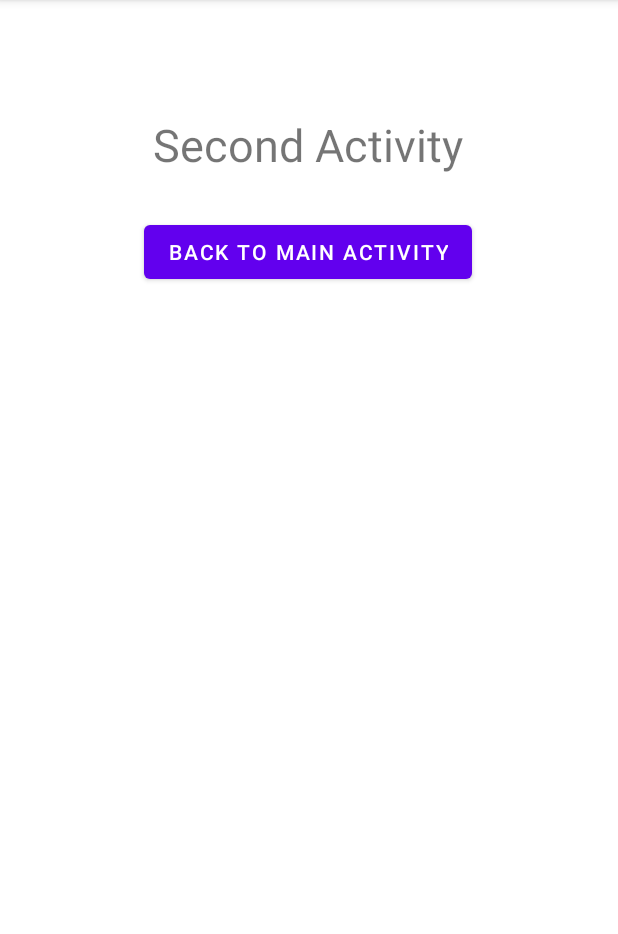
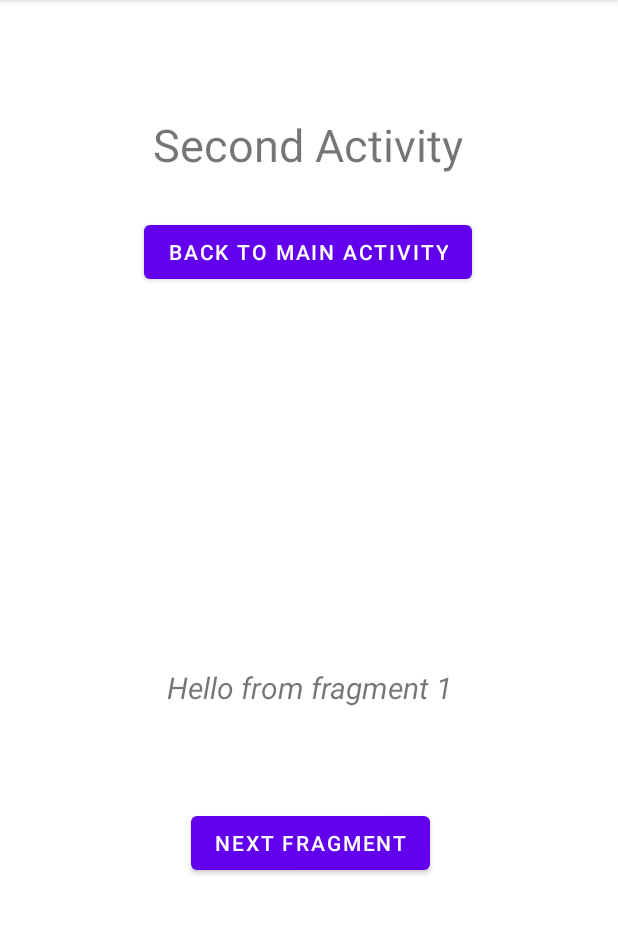
Before and after one commit to kuzmanovb/Android_Development_With_Kotlin, an Android app: the screen it shows after launch (SecondActivity), after a tap on "NEXT ACTIVITY", on a phone screen of 412 x 824 dp, the part 84-1018 px from its top. Run offline under Robolectric (Android 15) with nearby library versions, the phone set to English and light mode, and no system bars.

Commit message:
Add first fragment

```diff
--- a/HomeworkNavigationAndLifecycle/app/build.gradle
+++ b/HomeworkNavigationAndLifecycle/app/build.gradle
@@ -41,6 +41,9 @@ dependencies {
     implementation 'androidx.appcompat:appcompat:1.5.1'
     implementation 'com.google.android.material:material:1.6.1'
     implementation 'androidx.constraintlayout:constraintlayout:2.1.4'
+    implementation 'androidx.legacy:legacy-support-v4:1.0.0'
+    implementation 'androidx.lifecycle:lifecycle-livedata-ktx:2.5.1'
+    implementation 'androidx.lifecycle:lifecycle-viewmodel-ktx:2.5.1'
     testImplementation 'junit:junit:4.13.2'
     androidTestImplementation 'androidx.test.ext:junit:1.1.3'
     androidTestImplementation 'androidx.test.espresso:espresso-core:3.4.0'
--- /dev/null
+++ b/HomeworkNavigationAndLifecycle/app/src/main/java/com/example/homeworknavigationandlifecycle/FirstFragment.kt
@@ -0,0 +1,30 @@
+package com.example.homeworknavigationandlifecycle
+
+import androidx.lifecycle.ViewModelProvider
+import android.os.Bundle
+import androidx.fragment.app.Fragment
+import android.view.LayoutInflater
+import android.view.View
+import android.view.ViewGroup
+import com.example.homeworknavigationandlifecycle.databinding.FragmentFirstBinding
+
+class FirstFragment : Fragment() {
+
+    private lateinit var binding: FragmentFirstBinding
+
+    override fun onCreateView(
+        inflater: LayoutInflater,
+        container: ViewGroup?,
+        savedInstanceState: Bundle?
+    ): View? {
+
+        binding = FragmentFirstBinding.inflate(inflater, container, false)
+        return binding.root
+    }
+
+    override fun onViewCreated(view: View, savedInstanceState: Bundle?) {
+        super.onViewCreated(view, savedInstanceState)
+
+    }
+
+}
--- a/HomeworkNavigationAndLifecycle/app/src/main/res/layout/activity_second.xml
+++ b/HomeworkNavigationAndLifecycle/app/src/main/res/layout/activity_second.xml
@@ -27,4 +27,18 @@
         app:layout_constraintHorizontal_bias="0.498"
         app:layout_constraintStart_toStartOf="parent"
         app:layout_constraintTop_toTopOf="parent" />
+
+    <androidx.fragment.app.FragmentContainerView
+        android:id="@+id/fragmentContainerView"
+        android:name="com.example.homeworknavigationandlifecycle.FirstFragment"
+        android:layout_width="413dp"
+        android:layout_height="375dp"
+        android:layout_marginTop="304dp"
+        app:layout_constraintEnd_toEndOf="parent"
+        app:layout_constraintHorizontal_bias="0.5"
+        app:layout_constraintStart_toStartOf="parent"
+        app:layout_constraintTop_toTopOf="parent"
+        tools:layout="@layout/fragment_first" />
+
+
 </androidx.constraintlayout.widget.ConstraintLayout>
--- /dev/null
+++ b/HomeworkNavigationAndLifecycle/app/src/main/res/layout/fragment_first.xml
@@ -0,0 +1,34 @@
+<?xml version="1.0" encoding="utf-8"?>
+<androidx.constraintlayout.widget.ConstraintLayout xmlns:android="http://schemas.android.com/apk/res/android"
+    xmlns:app="http://schemas.android.com/apk/res-auto"
+    xmlns:tools="http://schemas.android.com/tools"
+    android:id="@+id/frameLayout"
+    android:layout_width="match_parent"
+    android:layout_height="match_parent"
+    tools:context=".FirstFragment">
+
+    <TextView
+        android:id="@+id/textView"
+        android:layout_width="wrap_content"
+        android:layout_height="wrap_content"
+        android:layout_marginBottom="207dp"
+        android:text="Hello from fragment 1"
+        android:textSize="20sp"
+        android:textStyle="italic"
+        app:layout_constraintBottom_toBottomOf="parent"
+        app:layout_constraintEnd_toEndOf="parent"
+        app:layout_constraintHorizontal_bias="0.5"
+        app:layout_constraintStart_toStartOf="parent" />
+
+    <Button
+        android:id="@+id/button_next_fragment"
+        android:layout_width="wrap_content"
+        android:layout_height="wrap_content"
+        android:layout_marginBottom="93dp"
+        android:text="Next fragment"
+        app:layout_constraintBottom_toBottomOf="parent"
+        app:layout_constraintEnd_toEndOf="parent"
+        app:layout_constraintHorizontal_bias="0.5"
+        app:layout_constraintStart_toStartOf="parent" />
+
+</androidx.constraintlayout.widget.ConstraintLayout>
```
